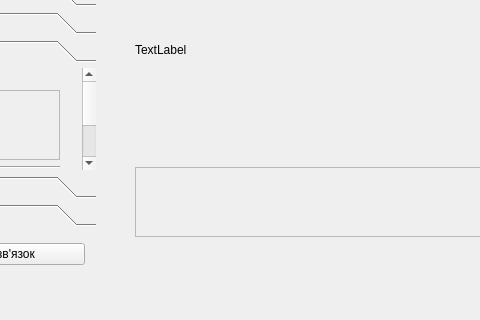
romathebest/stoyan, file MathMod/mainwindow.ui: the form before one commit; both pictures show x 394 to 874 and y 111 to 431 of the 1153 by 431 pixel window.
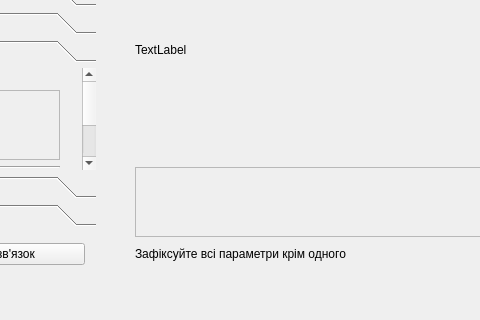
The form after the commit.

Commit message: Check parameters info.

```diff
--- a/MathMod/mainwindow.ui
+++ b/MathMod/mainwindow.ui
@@ -738,6 +738,13 @@
              <property name="sizeConstraint">
               <enum>QLayout::SetMaximumSize</enum>
              </property>
+             <item>
+              <widget class="QLabel" name="labelFixParametersInfo">
+               <property name="text">
+                <string>Зафіксуйте всі параметри крім одного</string>
+               </property>
+              </widget>
+             </item>
              <item>
               <spacer name="horizontalSpacer_4">
                <property name="orientation">
```
The commit also changes 1 other file.
